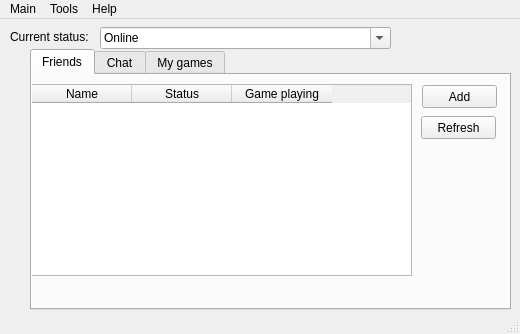
Old version of the form mainwindow.ui in the repository markopoloparadox/ProjectPerun.
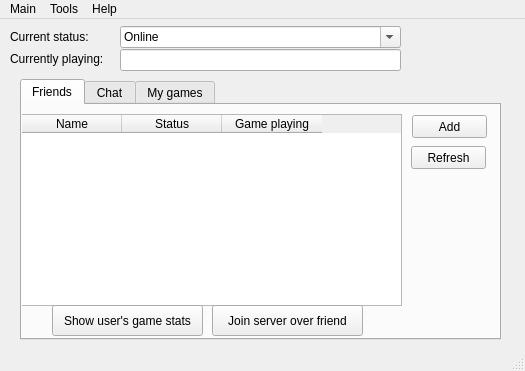
New version of the form. The open tabs and pages were chosen to show the change.

Patch:
```diff
--- a/mainwindow.ui
+++ b/mainwindow.ui
@@ -6,8 +6,8 @@
    <rect>
     <x>0</x>
     <y>0</y>
-    <width>520</width>
-    <height>334</height>
+    <width>525</width>
+    <height>371</height>
    </rect>
   </property>
   <property name="windowTitle">
@@ -17,8 +17,8 @@
    <widget class="QTabWidget" name="tabWidget">
     <property name="geometry">
      <rect>
-      <x>30</x>
-      <y>30</y>
+      <x>20</x>
+      <y>60</y>
       <width>481</width>
       <height>261</height>
      </rect>
@@ -39,6 +39,18 @@
         <height>192</height>
        </rect>
       </property>
+      <property name="sizePolicy">
+       <sizepolicy hsizetype="Expanding" vsizetype="Expanding">
+        <horstretch>0</horstretch>
+        <verstretch>0</verstretch>
+       </sizepolicy>
+      </property>
+      <property name="selectionMode">
+       <enum>QAbstractItemView::SingleSelection</enum>
+      </property>
+      <property name="selectionBehavior">
+       <enum>QAbstractItemView::SelectRows</enum>
+      </property>
       <property name="columnCount">
        <number>3</number>
       </property>
@@ -84,6 +96,32 @@
        <string>Add</string>
       </property>
      </widget>
+     <widget class="QPushButton" name="UserStatsButton">
+      <property name="geometry">
+       <rect>
+        <x>30</x>
+        <y>200</y>
+        <width>151</width>
+        <height>31</height>
+       </rect>
+      </property>
+      <property name="text">
+       <string>Show user's game stats</string>
+      </property>
+     </widget>
+     <widget class="QPushButton" name="JoinFriendButton">
+      <property name="geometry">
+       <rect>
+        <x>190</x>
+        <y>200</y>
+        <width>151</width>
+        <height>31</height>
+       </rect>
+      </property>
+      <property name="text">
+       <string>Join server over friend</string>
+      </property>
+     </widget>
     </widget>
     <widget class="QWidget" name="tab_2">
      <attribute name="title">
@@ -184,9 +222,9 @@
    <widget class="QComboBox" name="currentStatusCBox">
     <property name="geometry">
      <rect>
-      <x>100</x>
-      <y>8</y>
-      <width>291</width>
+      <x>120</x>
+      <y>7</y>
+      <width>281</width>
       <height>22</height>
      </rect>
     </property>
@@ -197,13 +235,42 @@
      <string>Online</string>
     </property>
    </widget>
+   <widget class="QLabel" name="label_3">
+    <property name="geometry">
+     <rect>
+      <x>10</x>
+      <y>30</y>
+      <width>111</width>
+      <height>20</height>
+     </rect>
+    </property>
+    <property name="text">
+     <string>Currently playing:</string>
+    </property>
+   </widget>
+   <widget class="QLineEdit" name="currentlyPlayingTBox">
+    <property name="enabled">
+     <bool>true</bool>
+    </property>
+    <property name="geometry">
+     <rect>
+      <x>120</x>
+      <y>30</y>
+      <width>281</width>
+      <height>22</height>
+     </rect>
+    </property>
+    <property name="readOnly">
+     <bool>true</bool>
+    </property>
+   </widget>
   </widget>
   <widget class="QMenuBar" name="menubar">
    <property name="geometry">
     <rect>
      <x>0</x>
      <y>0</y>
-     <width>520</width>
+     <width>525</width>
      <height>26</height>
     </rect>
    </property>
```
Left out of the diff: 21 changed lines with no effect on the pictures.
